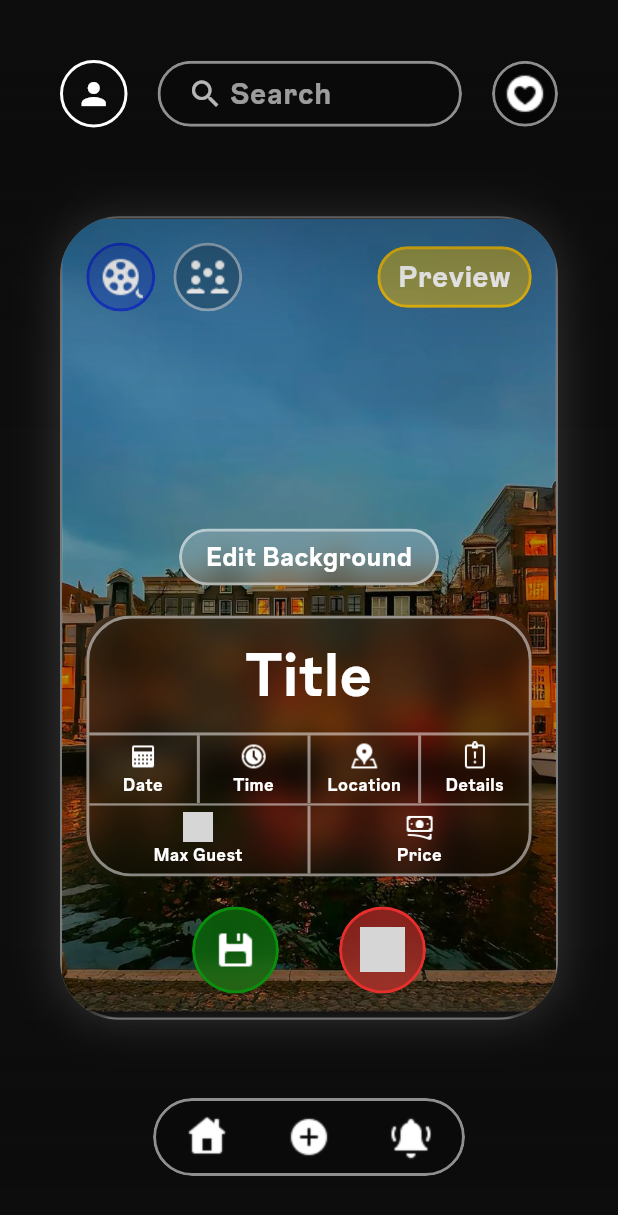
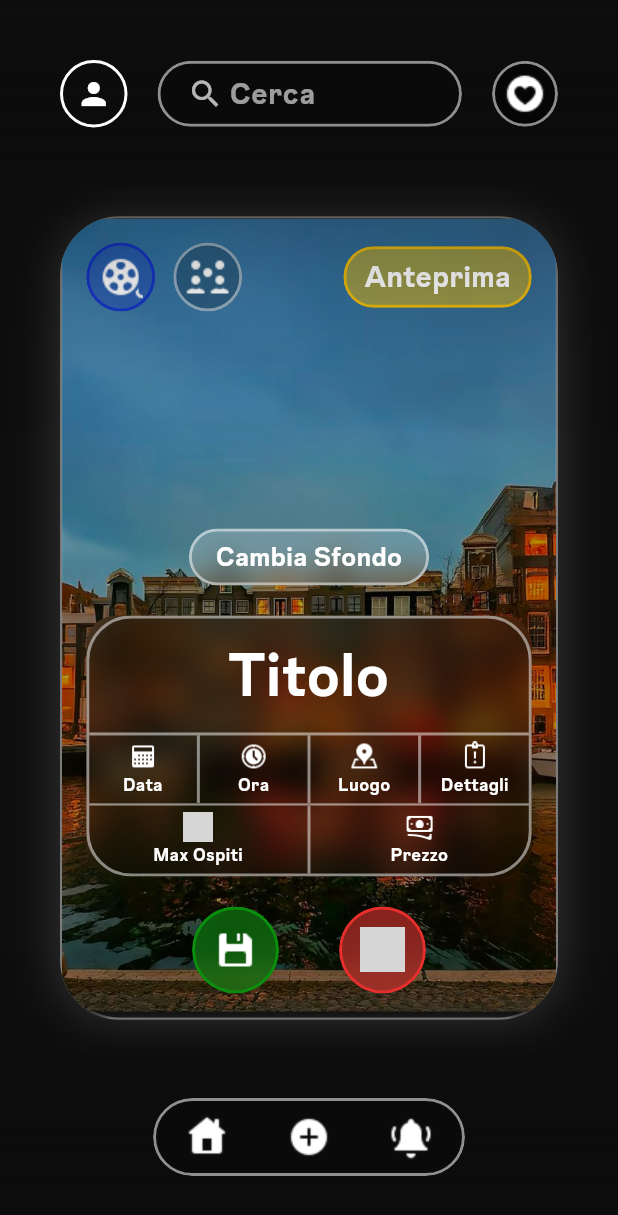
Before and after one commit to biso207/Vez, a Flutter app: the CreateEvent widget shown alone on an empty page, opened directly, on a phone screen of 412 x 824 dp. Shown: the top 1215 px of the screen. Run offline on Flutter 3.47's test engine with Material 3 defaults, Android fonts, the phone set to English and light mode, and no system bars; our stand-ins replace device_preview, geocoding, geolocator, image_picker; project files that could hold a hidden picture were left out; grey boxes are pictures that could not be loaded.

Commit message:
summarize localization support and refactor hardcoded strings in `CreateEventScreen` and `ProfileScreen`
- **Implement Localization Updates**:
    - Update `en.dart` and `it.dart` to include missing keys and fix typos (e.g., `max_guest` to `max_guests`, `concert` correction, and `kids_and_family`).
    - Standardize capitalization for "Username", "Password", and "Email" in the Italian locale.
    - Switch the default application locale to Italian (`it`) in `TranslationService`.

- **Refactor `CreateEventScreen`**:
    - Replace hardcoded UI strings with localized lookups using `StringRes.at()` for titles, hints, buttons ("Preview", "Edit Background", "Save Event"), and input labels.
    - Update `categoriesList` to use localization keys instead of display names.
    - Localize event type labels ("Exclusive", "Private", "Public") and grid cell headers (Date, Time, Location, Details, Price).
    - Fix a naming inconsistency by updating the "Kids & Family" icon path and key to `kids_and_family`.

- **Update `ProfileScreen`**:
    - Localize the search bar hint text using the translation service.

```diff
--- a/lib/l10n/en.dart
+++ b/lib/l10n/en.dart
@@ -51,7 +51,7 @@ const Map<String, String> en = {
   "time": "Time",
   "location": "Location",
   "details": "Details",
-  "max_guest": "Max Guests",
+  "max_guests": "Max Guests",
   "price": "Price",
   "preview": "Preview",
   "edit_bg": "Edit Background",
@@ -68,12 +68,12 @@ const Map<String, String> en = {
   "public": "Public",
   // event categories
   "cinema": "Cinema",
-  "concert": "Concerto",
+  "concert": "Concert",
   "disco": "Disco",
   "gaming": "Gaming",
   "hang_out": "Hang Out",
   "journey": "Journey",
-  "kids_family": "Kids & Family",
+  "kids_and_family": "Kids & Family",
   "museum": "Museum",
   "outdoor": "Outdoor",
   "party": "Party",
--- a/lib/l10n/it.dart
+++ b/lib/l10n/it.dart
@@ -6,9 +6,9 @@ const Map<String, String> it = {
   "under_title_signup": "Crea e goditi eventi dal vivo",
   "top_title_login": "Ehi!",
   "under_title_login": "Bentornato su Vez",
-  "username": "username",
-  "password": "password",
-  "email": "email",
+  "username": "Username",
+  "password": "Password",
+  "email": "Email",
   "date_of_birth": "Data di Nascita",
   "set_city": "Tocca per la Città",
   "locating_the_city": "Localizzazione in corso...",
@@ -51,7 +51,7 @@ const Map<String, String> it = {
   "time": "Ora",
   "location": "Luogo",
   "details": "Dettagli",
-  "max_guest": "Max Ospiti",
+  "max_guests": "Max Ospiti",
   "price": "Prezzo",
   "preview": "Anteprima",
   "edit_bg": "Cambia Sfondo",
@@ -73,7 +73,7 @@ const Map<String, String> it = {
   "gaming": "Gaming",
   "hang_out": "Uscita",
   "journey": "Viaggio",
-  "kids_family": "Bambini & Famiglia",
+  "kids_and_family": "Bambini & Famiglia",
   "museum": "Museo",
   "outdoor": "All'aperto",
   "party": "Festa",
--- a/lib/screens/create_event_screen.dart
+++ b/lib/screens/create_event_screen.dart
@@ -10,6 +10,7 @@ import '../models/vez_popup.dart';
 import '../services/auth_service.dart';
 import '../services/getters_service.dart';
 import '../services/setters_service.dart';
+import '../services/translation_service.dart';
 import '../services/user_session.dart';
 import 'home_screen.dart';
 import 'dart:io';
@@ -48,23 +49,23 @@ class _CreateEventState extends State<CreateEvent> {
 
   // Data Lists
   final List<Map<String, String>> categoriesList = [
-    {"name": "Cinema", "icon": "assets/icons/categories/cinema.png"},
-    {"name": "Concert", "icon": "assets/icons/categories/concert.png"},
-    {"name": "Disco", "icon": "assets/icons/categories/disco.png"},
-    {"name": "Gaming", "icon": "assets/icons/categories/gaming.png"},
-    {"name": "Hang Out", "icon": "assets/icons/categories/hang_out.png"},
-    {"name": "Journey", "icon": "assets/icons/categories/journey.png"},
-    {"name": "Kids & Family", "icon": "assets/icons/categories/kids_and_family.png"},
-    {"name": "Museum", "icon": "assets/icons/categories/museum.png"},
-    {"name": "Outdoor", "icon": "assets/icons/categories/outdoor.png"},
-    {"name": "Party", "icon": "assets/icons/categories/party.png"},
-    {"name": "Pub", "icon": "assets/icons/categories/pub.png"},
-    {"name": "Restaurant", "icon": "assets/icons/categories/restaurant.png"},
-    {"name": "Shopping", "icon": "assets/icons/categories/shopping.png"},
-    {"name": "Sport", "icon": "assets/icons/categories/sport.png"},
-    {"name": "Theatre", "icon": "assets/icons/categories/theatre.png"},
-    {"name": "Wellness", "icon": "assets/icons/categories/wellness.png"},
-    {"name": "Workshop", "icon": "assets/icons/categories/workshop.png"},
+    {"name": "cinema", "icon": "assets/icons/categories/cinema.png"},
+    {"name": "concert", "icon": "assets/icons/categories/concert.png"},
+    {"name": "disco", "icon": "assets/icons/categories/disco.png"},
+    {"name": "gaming", "icon": "assets/icons/categories/gaming.png"},
+    {"name": "hang_out", "icon": "assets/icons/categories/hang_out.png"},
+    {"name": "journey", "icon": "assets/icons/categories/journey.png"},
+    {"name": "kids_and_family", "icon": "assets/icons/categories/kids_and_family.png"},
+    {"name": "museum", "icon": "assets/icons/categories/museum.png"},
+    {"name": "outdoor", "icon": "assets/icons/categories/outdoor.png"},
+    {"name": "party", "icon": "assets/icons/categories/party.png"},
+    {"name": "pub", "icon": "assets/icons/categories/pub.png"},
+    {"name": "restaurant", "icon": "assets/icons/categories/restaurant.png"},
+    {"name": "shopping", "icon": "assets/icons/categories/shopping.png"},
+    {"name": "sport", "icon": "assets/icons/categories/sport.png"},
+    {"name": "theatre", "icon": "assets/icons/categories/theatre.png"},
+    {"name": "wellness", "icon": "assets/icons/categories/wellness.png"},
+    {"name": "workshop", "icon": "assets/icons/categories/workshop.png"},
   ];
 
   final List<Map<String, String>> eventTypesList = [
@@ -216,7 +217,7 @@ class _CreateEventState extends State<CreateEvent> {
             size: 40,
           ),
           title: Text(
-            categoriesList[i]["name"]!,
+            StringRes.at(categoriesList[i]["name"]!),
             style: const TextStyle(
               color: Colors.white,
               fontWeight: FontWeight.bold,
@@ -246,7 +247,7 @@ class _CreateEventState extends State<CreateEvent> {
         children: [
           _buildPopupItem(
             icon: eventTypesList[0]["icon"]!,
-            label: eventTypesList[0]["name"]!,
+            label: StringRes.at("exclusive"),
             onTap: () {
               setState(() {
                 selectedTypeName = eventTypesList[0]["name"]!;
@@ -258,7 +259,7 @@ class _CreateEventState extends State<CreateEvent> {
           _customDivider(), // horizontal divider
           _buildPopupItem(
             icon: eventTypesList[1]["icon"]!,
-            label: eventTypesList[1]["name"]!,
+            label: StringRes.at("private"),
             onTap: () {
               setState(() {
                 selectedTypeName = eventTypesList[1]["name"]!;
@@ -270,7 +271,7 @@ class _CreateEventState extends State<CreateEvent> {
           _customDivider(),
           _buildPopupItem(
             icon: eventTypesList[2]["icon"]!,
-            label: eventTypesList[2]["name"]!,
+            label: StringRes.at("public"),
             onTap: () {
               setState(() {
                 selectedTypeName = eventTypesList[2]["name"]!;
@@ -424,7 +425,7 @@ class _CreateEventState extends State<CreateEvent> {
           MaterialPageRoute(builder: (_) => ProfilePage()),
         );
       },
-      searchHint: "Search",
+      searchHint: StringRes.at("search"),
       filterIconPath: "assets/icons/profile_page/following_requests.png",
       onFilterSelected: (index) {
         setState(() {
@@ -523,7 +524,7 @@ class _CreateEventState extends State<CreateEvent> {
                                   borderRadius: BorderRadius.circular(20),
                                   border: Border.all(color: const Color.fromARGB(204, 255, 195, 0), width: 2)
                               ),
-                              child: const Text("Preview", style: TextStyle(color: Colors.white, fontSize: 20, fontWeight: FontWeight.bold)),
+                              child: Text(StringRes.at("preview"), style: TextStyle(color: Colors.white, fontSize: 20, fontWeight: FontWeight.bold)),
                             ),
                           ),
                         ),
@@ -546,7 +547,7 @@ class _CreateEventState extends State<CreateEvent> {
                               border: Border.all(color: const Color.fromARGB(128, 255, 255, 255), width: 2),
                               borderRadius: BorderRadius.circular(20),
                             ),
-                            child: const Text("Edit Background", style: TextStyle(color: Colors.white, fontSize: 18, fontWeight: FontWeight.bold)),
+                            child: Text(StringRes.at("edit_bg"), style: TextStyle(color: Colors.white, fontSize: 18, fontWeight: FontWeight.bold)),
                           ),
                         ),
                       ),
@@ -571,8 +572,8 @@ class _CreateEventState extends State<CreateEvent> {
                                 controller: titleController,
                                 textAlign: TextAlign.center,
                                 style: const TextStyle(color: Colors.white, fontSize: 40, fontWeight: FontWeight.bold),
-                                decoration: const InputDecoration(
-                                  hintText: "Title",
+                                decoration: InputDecoration(
+                                  hintText: StringRes.at("event_title"),
                                   hintStyle: TextStyle(color: Colors.white),
                                   border: InputBorder.none,
                                 ),
@@ -585,13 +586,13 @@ class _CreateEventState extends State<CreateEvent> {
                               IntrinsicHeight(
                                 child: Row(
                                   children: [
-                                    _buildGridCell("Date", "assets/icons/event/calendar.png", formattedDate, _selectDate),
+                                    _buildGridCell(StringRes.at("date"), "assets/icons/event/calendar.png", formattedDate, _selectDate),
                                     const VerticalDivider(color: Color.fromARGB(128, 255, 255, 255), width: 2, thickness: 2),
-                                    _buildGridCell("Time", "assets/icons/event/time.png", formattedTime, _selectTime),
+                                    _buildGridCell(StringRes.at("time"), "assets/icons/event/time.png", formattedTime, _selectTime),
                                     const VerticalDivider(color: Color.fromARGB(128, 255, 255, 255), width: 2, thickness: 2),
-                                    _buildGridCell("Location", "assets/icons/event/location.png", _location, () => _showTextInputPopup("Location", _location, (val) => setState(() => _location = val))),
+                                    _buildGridCell(StringRes.at("location"), "assets/icons/event/location.png", _location, () => _showTextInputPopup(StringRes.at("set_location"), _location, (val) => setState(() => _location = val))),
                                     const VerticalDivider(color: Color.fromARGB(128, 255, 255, 255), width: 2, thickness: 2),
-                                    _buildGridCell("Details", "assets/icons/event/description.png", _description, () => _showTextInputPopup("Details", _description, (val) => setState(() => _description = val), isMultiline: true)),
+                                    _buildGridCell(StringRes.at("details"), "assets/icons/event/description.png", _description, () => _showTextInputPopup(StringRes.at("set_details"), _description, (val) => setState(() => _description = val), isMultiline: true)),
                                   ],
                                 ),
                               ),
@@ -602,9 +603,9 @@ class _CreateEventState extends State<CreateEvent> {
                               IntrinsicHeight(
                                 child: Row(
                                   children: [
-                                    _buildGridCell("Max Guest", "assets/icons/event/guests.png", _maxGuests, () => _showTextInputPopup("Max Guests", _maxGuests, (val) => setState(() => _maxGuests = val), isNumeric: true)),
+                                    _buildGridCell(StringRes.at("max_guests"), "assets/icons/event/guests.png", _maxGuests, () => _showTextInputPopup(StringRes.at("set_max_guests"), _maxGuests, (val) => setState(() => _maxGuests = val), isNumeric: true)),
                                     const VerticalDivider(color: Color.fromARGB(128, 255, 255, 255), width: 2, thickness: 2),
-                                    _buildGridCell("Price", "assets/icons/event/price.png", _price != null ? "$_price€" : null, () => _showTextInputPopup("Price", _price, (val) => setState(() => _price = val), isNumeric: true)),
+                                    _buildGridCell(StringRes.at("price"), "assets/icons/event/price.png", _price != null ? "$_price€" : null, () => _showTextInputPopup(StringRes.at("set_price"), _price, (val) => setState(() => _price = val), isNumeric: true)),
                                   ],
                                 ),
                               ),
@@ -622,7 +623,7 @@ class _CreateEventState extends State<CreateEvent> {
                       children: [
                         // Save Button
                         GestureDetector(
-                          onTap: () => _showConfirmationPopup("SAVE EVENT?", saveEvent),
+                          onTap: () => _showConfirmationPopup(StringRes.at("save_event"), saveEvent),
                           child: ClipOval(
                             child: BackdropFilter(
                               filter: ImageFilter.blur(sigmaX: 10, sigmaY: 10),
@@ -641,7 +642,7 @@ class _CreateEventState extends State<CreateEvent> {
                         const SizedBox(width: 40),
                         // Delete Button
                         GestureDetector(
-                          onTap: () => _showConfirmationPopup("DELETE DATA?", _resetEventData),
+                          onTap: () => _showConfirmationPopup(StringRes.at("delete_data"), _resetEventData),
                           child: ClipOval(
                             child: BackdropFilter(
                               filter: ImageFilter.blur(sigmaX: 10, sigmaY: 10),
--- a/lib/screens/profile_screen.dart
+++ b/lib/screens/profile_screen.dart
@@ -121,7 +121,7 @@ class _ProfilePageState extends State<ProfilePage> {
         // TODO: go to the settings page
         print("Settings tapped");
       },
-      searchHint: "Search",
+      searchHint: StringRes.at("search"),
       filterIconPath: "assets/icons/profile_page/following_requests.png",
       onFilterSelected: (index) {
         setState(() {
--- a/lib/services/translation_service.dart
+++ b/lib/services/translation_service.dart
@@ -2,7 +2,7 @@ import '../l10n/en.dart';
 import '../l10n/it.dart';
 
 class StringRes {
-  static String locale = 'en'; // default language
+  static String locale = 'it'; // default language
 
   static const Map<String, Map<String, String>> _localizedValues = {
     'en': en,
```
